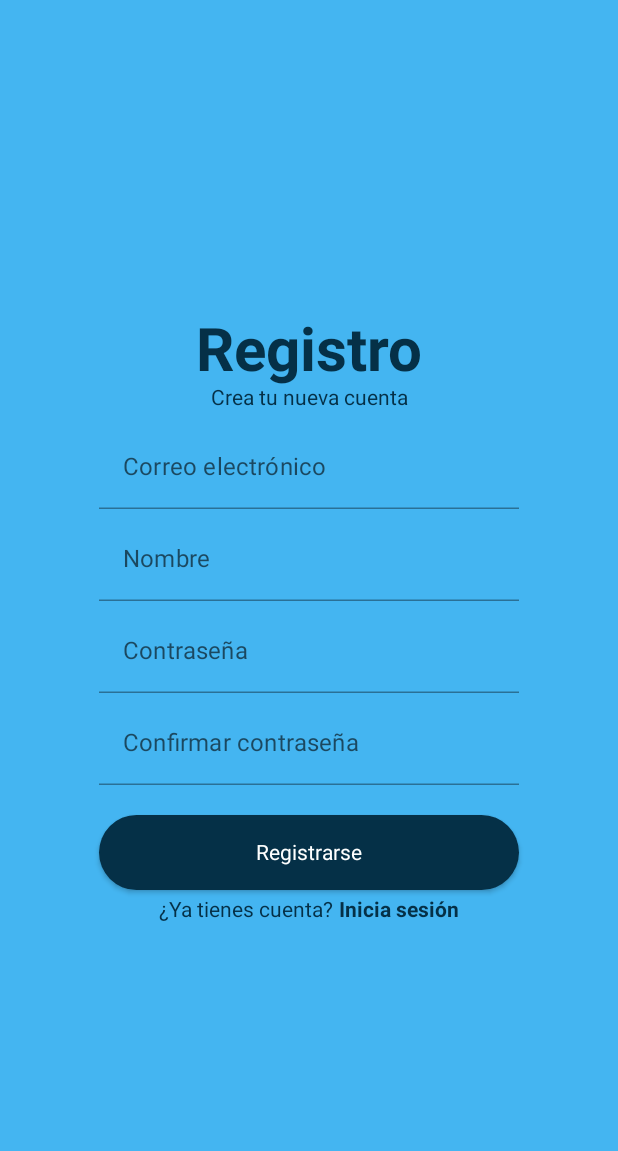
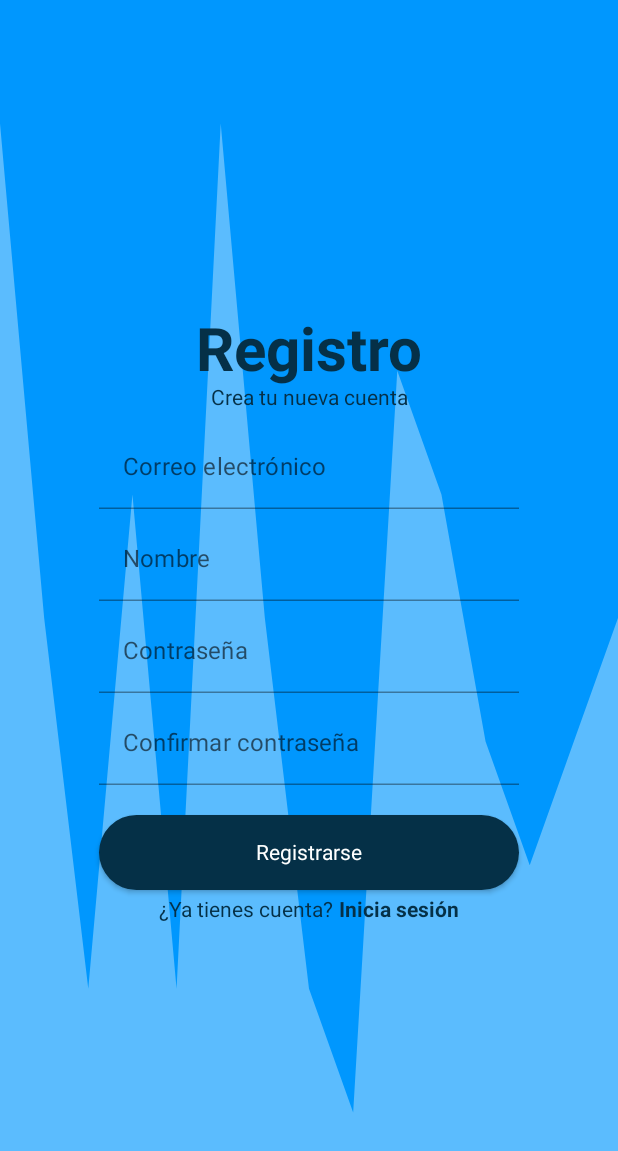
Before and after one commit to UNIZAR-30226-2023-06/android-kotlin, an Android app built with Jetpack Compose: the RegistroPage screen opened through its navigation route, on a phone screen of 412 x 824 dp. Shown: the top 1151 px of the screen. Run offline under Robolectric (Android 15) with nearby library versions, the light colour scheme and no system bars.

Commit message:
imagen login

```diff
--- a/app/src/main/java/com/example/mycatan/Login.kt
+++ b/app/src/main/java/com/example/mycatan/Login.kt
@@ -14,8 +14,10 @@ import androidx.compose.runtime.mutableStateOf
 import androidx.compose.runtime.remember
 import androidx.compose.ui.Alignment
 import androidx.compose.ui.Modifier
+import androidx.compose.ui.draw.paint
 import androidx.compose.ui.graphics.Brush
 import androidx.compose.ui.graphics.Color
+import androidx.compose.ui.layout.ContentScale
 import androidx.compose.ui.res.painterResource
 import androidx.compose.ui.semantics.Role.Companion.Image
 import androidx.compose.ui.text.AnnotatedString
@@ -36,27 +38,42 @@ import com.example.mycatan.ui.theme.*
 @Composable
 fun LoginPage(navController: NavHostController) {
 
+        /*Image(
+            painter = painterResource(R.drawable.wave),
+            contentDescription = "My image",
+            modifier = Modifier.fillMaxSize(),
+            contentScale = ContentScale.FillBounds
+        )*/
+    Box(modifier = Modifier
+        .fillMaxHeight()
+        .paint(painterResource(R.drawable.wave_1),
+            contentScale = ContentScale.FillBounds),
+            contentAlignment = Alignment.Center
+    ){
         Column(
             modifier = Modifier
-            .fillMaxSize()
+                .fillMaxHeight()
                 .fillMaxWidth()
-            .background(color= AzulClaro),
+                .background(color= Transp),
             verticalArrangement = Arrangement.Center,
             horizontalAlignment = Alignment.CenterHorizontally,
 
             ) {
 
+
             val username = remember { mutableStateOf(TextFieldValue()) }
             val password = remember { mutableStateOf(TextFieldValue()) }
+
 
             Image(
                 painter = painterResource(R.drawable.image),
                 contentDescription = "My image",
-            modifier = Modifier.width(280.dp)
+                modifier = Modifier.width(200.dp)
 
             )
 
             TextField(
+                modifier = Modifier.padding(40.dp, 0.dp, 40.dp, 0.dp),
                 singleLine = true,
                 label = { Text(text = "Correo electrónico") },
                 value = username.value,
@@ -67,6 +84,7 @@ fun LoginPage(navController: NavHostController) {
 
             Spacer(modifier = Modifier.height(5.dp))
             TextField(
+                modifier = Modifier.padding(40.dp, 0.dp, 40.dp, 0.dp),
                 singleLine = true,
                 label = { Text(text = "Contraseña") },
                 value = password.value,
@@ -131,6 +149,10 @@ fun LoginPage(navController: NavHostController) {
 
 
         }
+    }
+
+
+
 
 }
 
--- a/app/src/main/java/com/example/mycatan/Registro.kt
+++ b/app/src/main/java/com/example/mycatan/Registro.kt
@@ -10,8 +10,11 @@ import androidx.compose.runtime.*
 import androidx.compose.runtime.saveable.rememberSaveable
 import androidx.compose.ui.Alignment
 import androidx.compose.ui.Modifier
+import androidx.compose.ui.draw.paint
 import androidx.compose.ui.graphics.Brush
 import androidx.compose.ui.graphics.Color
+import androidx.compose.ui.layout.ContentScale
+import androidx.compose.ui.res.painterResource
 import androidx.compose.ui.text.AnnotatedString
 import androidx.compose.ui.text.TextStyle
 import androidx.compose.ui.text.font.FontFamily
@@ -31,10 +34,18 @@ var errorPswd = false
 var errorNombres = false
 @Composable
 fun RegistroPage(navController: NavHostController) {
+
+    Box(modifier = Modifier
+        .fillMaxHeight()
+        .paint(
+            painterResource(R.drawable.wave_1),
+            contentScale = ContentScale.FillBounds),
+        contentAlignment = Alignment.Center
+    ){
         Column(modifier = Modifier
             .fillMaxSize()
             .fillMaxWidth()
-        .background(color= AzulClaro),
+            .background(color= Transp),
             verticalArrangement = Arrangement.Center,
             horizontalAlignment = Alignment.CenterHorizontally,){
             Text(text = "Registro", style = TextStyle(fontSize = 40.sp, color = AzulOscuro, fontWeight = FontWeight.Bold))
@@ -163,6 +174,8 @@ fun RegistroPage(navController: NavHostController) {
             }
 
         }
+    }
+
 
 
 }
--- a/app/src/main/java/com/example/mycatan/ScreenMain.kt
+++ b/app/src/main/java/com/example/mycatan/ScreenMain.kt
@@ -9,6 +9,8 @@ import androidx.navigation.compose.rememberNavController
 @Composable
 fun ScreenMain(){
     val navController = rememberNavController()
+    //LockScreenOrientation(ActivityInfo.SCREEN_ORIENTATION_LANDSCAPE)
+
     NavHost(navController = navController, startDestination = Routes.Login.route) {
 
         composable(Routes.Login.route) {
@@ -26,7 +28,7 @@ fun ScreenMain(){
             CrearPartidaPage(navController = navController)
         }
         composable(Routes.Tienda.route) {
-            LockScreenOrientation(ActivityInfo.SCREEN_ORIENTATION_LANDSCAPE)
+           LockScreenOrientation(ActivityInfo.SCREEN_ORIENTATION_LANDSCAPE)
             TiendaPage(navController = navController)
         }
     }
--- a/app/src/main/java/com/example/mycatan/ui/theme/Color.kt
+++ b/app/src/main/java/com/example/mycatan/ui/theme/Color.kt
@@ -15,3 +15,4 @@ val GrisAzulado = Color(0xFF36515F)
 val AzulMedio = Color(0xFF1C5775)
 val Azul= Color(0xFF16445C)
 val Negro= Color(0xFF000000)
+val Transp= Color(0xA40098FE)
--- /dev/null
+++ b/app/src/main/res/drawable/wave_1.xml
@@ -0,0 +1,9 @@
+<vector xmlns:android="http://schemas.android.com/apk/res/android"
+    android:width="1440dp"
+    android:height="320dp"
+    android:viewportWidth="1440"
+    android:viewportHeight="320">
+  <path
+      android:pathData="M0,32L102.9,160L205.7,256L308.6,128L411.4,256L514.3,32L617.1,160L720,256L822.9,288L925.7,96L1028.6,128L1131.4,192L1234.3,224L1337.1,192L1440,160L1440,0L1337.1,0L1234.3,0L1131.4,0L1028.6,0L925.7,0L822.9,0L720,0L617.1,0L514.3,0L411.4,0L308.6,0L205.7,0L102.9,0L0,0Z"
+      android:fillColor="#0099ff"/>
+</vector>
```
Lines whose indentation alone changed are shown as unchanged.
